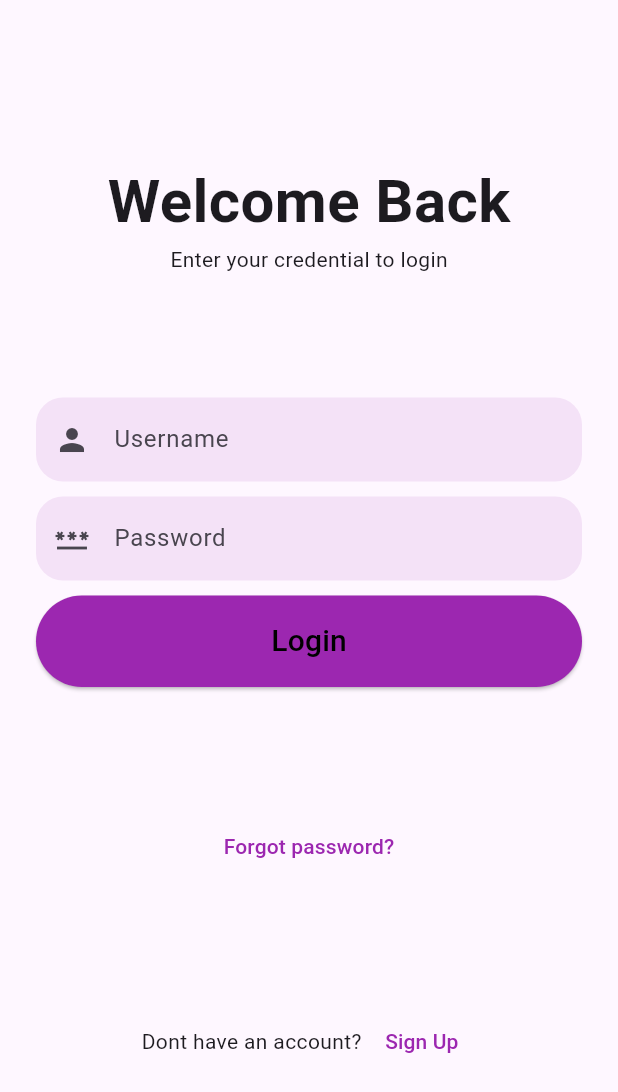
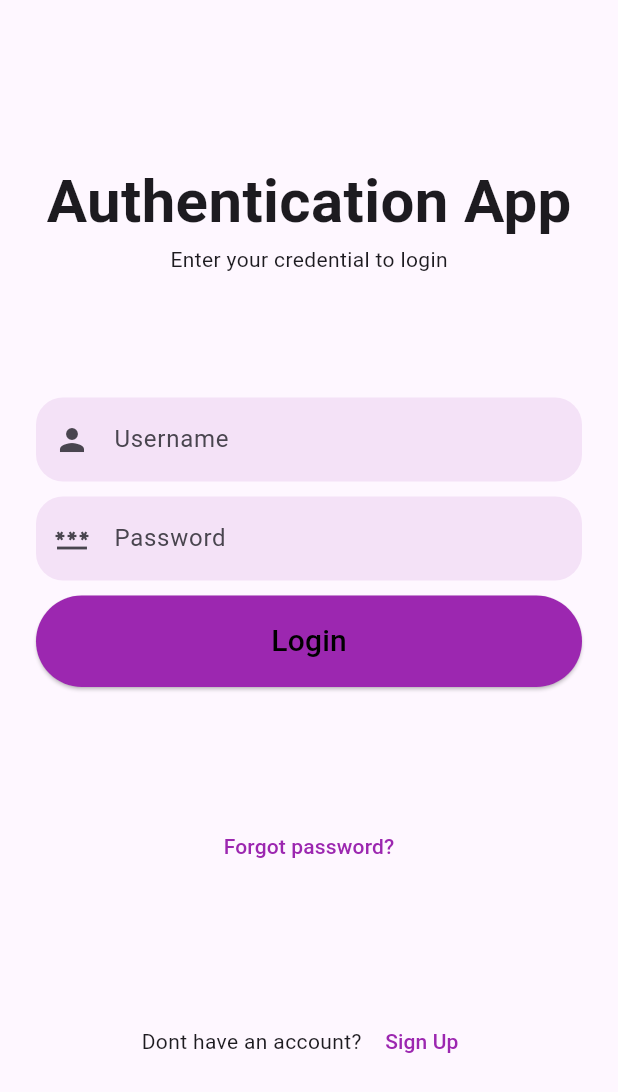
Before and after one commit to bernardo-amaral/flutter-budget-planner, a Flutter app: the screen it shows after launch, on a phone screen of 412 x 824 dp. Shown: the top 1092 px of the screen. Run offline on Flutter 3.47's test engine with Material 3 defaults, Android fonts, the phone set to English and light mode, and no system bars.

Commit message:
Update project structure

```diff
--- a/lib/login.dart
+++ b/lib/login.dart
@@ -29,7 +29,7 @@ class LoginPage extends StatelessWidget {
     return const Column(
       children: [
         Text(
-          "Welcome Back",
+          "Authentication App",
           style: TextStyle(fontSize: 40, fontWeight: FontWeight.bold),
         ),
         Text("Enter your credential to login"),
```
Also changed, not shown: 1 other file.
